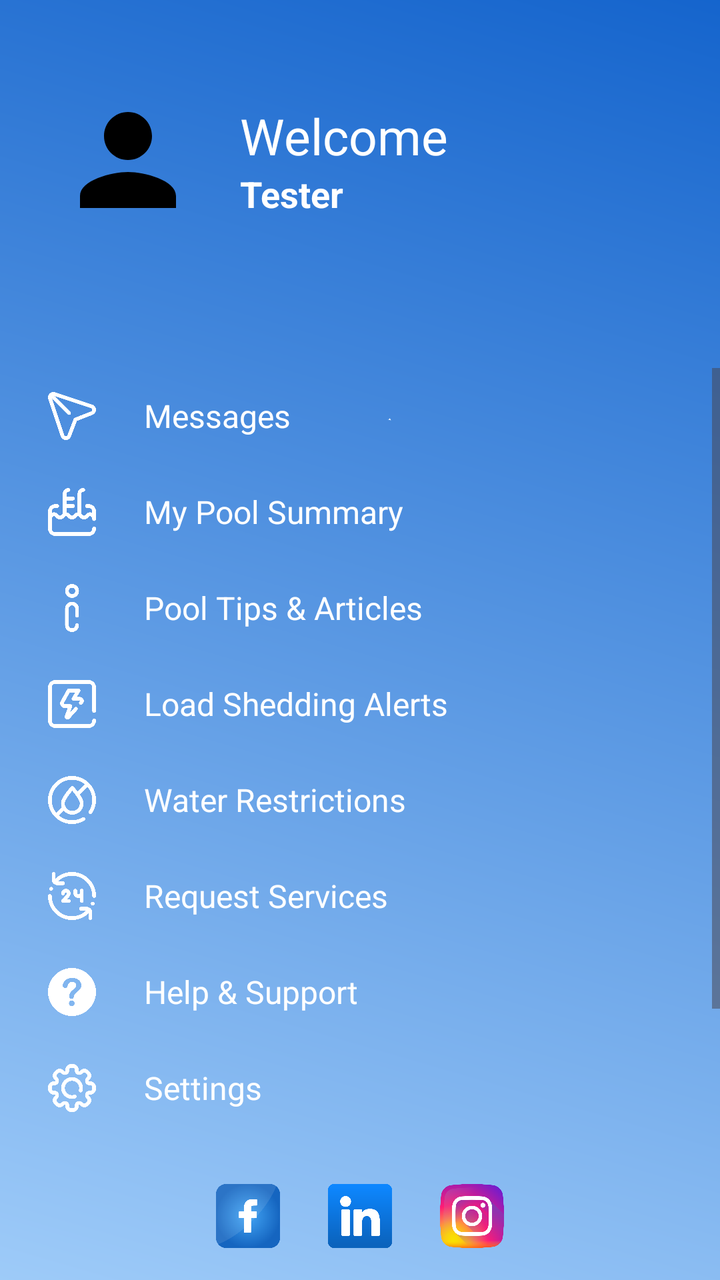
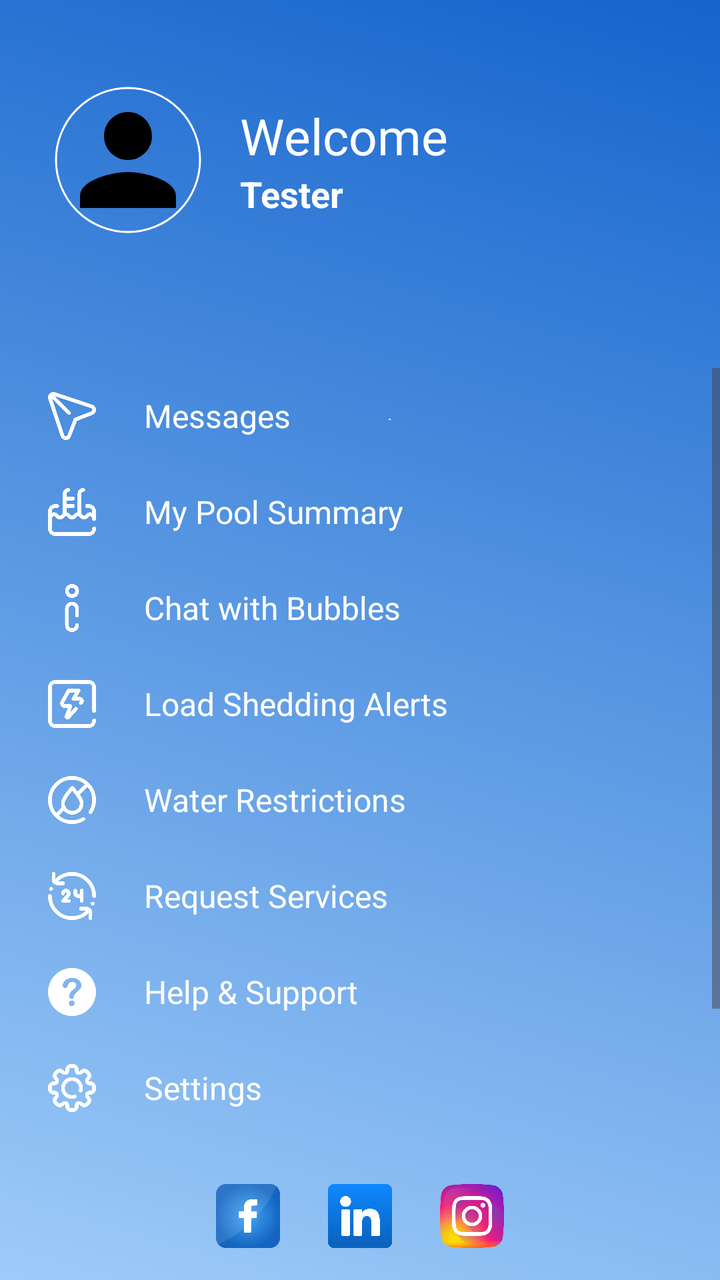

An Android layout rendered at two revisions. The XML below is the earlier revision; the diff shows what the commit changed to produce the second picture.
<!-- AndroidManifest.xml: application theme Theme.PoolApp -->
<!-- res/layout/po_navigation_drawer.xml -->
<?xml version="1.0" encoding="utf-8"?>
<LinearLayout xmlns:android="http://schemas.android.com/apk/res/android"
    xmlns:app="http://schemas.android.com/apk/res-auto"
    android:id="@+id/navDrawerLayout"
    android:layout_width="300dp"
    android:layout_height="match_parent"
    android:layout_gravity="start"
    android:background="@drawable/pbg"
    android:orientation="vertical"
    android:fitsSystemWindows="true">

    <androidx.constraintlayout.widget.ConstraintLayout
        android:id="@+id/cl_nav_header"
        android:layout_width="match_parent"
        android:layout_height="wrap_content"
        android:paddingBottom="48dp"
        android:background="@android:color/transparent">

        <View
            android:id="@+id/top_spacer"
            android:layout_width="match_parent"
            android:layout_height="24dp"
            app:layout_constraintTop_toTopOf="parent"
            app:layout_constraintStart_toStartOf="parent"/>

        <ImageView
            android:id="@+id/nav_profile_image"
            android:layout_width="80dp"
            android:layout_height="80dp"
            android:layout_marginTop="16dp"
            android:src="@drawable/ic_profile_placeholder"
            android:contentDescription="User Profile Image"
            android:scaleType="centerCrop"
            android:padding="4dp"
            app:tint="@null"
            app:layout_constraintTop_toBottomOf="@id/top_spacer"
            app:layout_constraintStart_toStartOf="parent"
            android:layout_marginStart="24dp"/>

        <TextView
            android:id="@+id/nav_welcome_text"
            android:layout_width="0dp"
            android:layout_height="wrap_content"
            android:text="Welcome"
            android:textColor="@color/white"
            android:textSize="25sp"
            android:layout_marginStart="16dp"
            android:layout_marginEnd="24dp"
            app:layout_constraintBottom_toTopOf="@+id/nav_username"
            app:layout_constraintStart_toEndOf="@id/nav_profile_image"
            app:layout_constraintEnd_toEndOf="parent"
            app:layout_constraintVertical_chainStyle="packed"
            app:layout_constraintTop_toTopOf="@+id/nav_profile_image" />

        <TextView
            android:id="@+id/nav_username"
            android:layout_width="0dp"
            android:layout_height="wrap_content"
            android:text="Tester"
            android:textColor="@color/white"
            android:textSize="18sp"
            android:textStyle="bold"
            app:layout_constraintTop_toBottomOf="@id/nav_welcome_text"
            app:layout_constraintStart_toStartOf="@id/nav_welcome_text"
            app:layout_constraintEnd_toEndOf="@id/nav_welcome_text"
            app:layout_constraintBottom_toBottomOf="@+id/nav_profile_image"/>

    </androidx.constraintlayout.widget.ConstraintLayout>

    <ScrollView
        android:layout_width="match_parent"
        android:layout_height="0dp"
        android:layout_weight="1"
        android:clipToPadding="false"
        android:paddingTop="16dp"
        android:paddingBottom="8dp">

        <LinearLayout
            android:layout_width="match_parent"
            android:layout_height="wrap_content"
            android:orientation="vertical"
            android:paddingBottom="16dp">

            <LinearLayout
                android:id="@+id/btnMessages"
                style="@style/NavDrawerMenuItemStyle"
                android:contentDescription="Messages">

                <ImageView
                    android:id="@+id/ivMessagesIcon"
                    style="@style/NavDrawerMenuItemIconStyle"
                    android:src="@drawable/message"
                    app:tint="@color/white" />

                <TextView
                    android:id="@+id/tvMessagesText"
                    style="@style/NavDrawerMenuItemTextStyle"
                    android:text="Messages"
                    android:textColor="@color/white" /> </LinearLayout>

            <LinearLayout
                android:id="@+id/btnSummary"
                style="@style/NavDrawerMenuItemStyle"
                android:contentDescription="My Pool Summary">

                <ImageView
                    android:id="@+id/ivSummaryIcon"
                    style="@style/NavDrawerMenuItemIconStyle"
                    android:src="@drawable/pool"
                    app:tint="@color/white" />

                <TextView
                    android:id="@+id/tvSummaryText"
                    style="@style/NavDrawerMenuItemTextStyle"
                    android:text="My Pool Summary"
                    android:textColor="@color/white" /> </LinearLayout>

            <LinearLayout
                android:id="@+id/btnTips"
                style="@style/NavDrawerMenuItemStyle"
                android:contentDescription="Pool Tips &amp; Articles">

                <ImageView
                    android:id="@+id/ivTipsIcon"
                    style="@style/NavDrawerMenuItemIconStyle"
                    android:src="@drawable/tips"
                    app:tint="@color/white" />

                <TextView
                    android:id="@+id/tvTipsText"
                    style="@style/NavDrawerMenuItemTextStyle"
                    android:text="Pool Tips &amp; Articles"
                    android:textColor="@color/white" /> </LinearLayout>

            <LinearLayout
                android:id="@+id/btnLoadshedding"
                style="@style/NavDrawerMenuItemStyle"
                android:contentDescription="Load Shedding Alerts">

                <ImageView
                    android:id="@+id/ivLoadsheddingIcon"
                    style="@style/NavDrawerMenuItemIconStyle"
                    android:src="@drawable/loadshedding"
                    app:tint="@color/white" />

                <TextView
                    android:id="@+id/tvLoadsheddingText"
                    style="@style/NavDrawerMenuItemTextStyle"
                    android:text="Load Shedding Alerts"
                    android:textColor="@color/white" /> </LinearLayout>


            <LinearLayout
                android:id="@+id/btnRestrictions"
                style="@style/NavDrawerMenuItemStyle"
                android:contentDescription="Water Restrictions">

                <ImageView
                    android:id="@+id/ivRestrictionsIcon"
                    style="@style/NavDrawerMenuItemIconStyle"
                    android:src="@drawable/water_restriction"
                    app:tint="@color/white" />

                <TextView
                    android:id="@+id/tvRestrictionsText"
                    style="@style/NavDrawerMenuItemTextStyle"
                    android:text="Water Restrictions"
                    android:textColor="@color/white" /> </LinearLayout>
            <LinearLayout
                android:id="@+id/btnServiceRequest"
                style="@style/NavDrawerMenuItemStyle"
                android:contentDescription="Request Service">
                <ImageView
                    android:id="@+id/ivServiceRequestIcon"
                    style="@style/NavDrawerMenuItemIconStyle"
                    android:src="@drawable/services"
                    app:tint="@color/white"
                    />

                <TextView
                    android:id="@+id/tvServiceRequestText"
                    style="@style/NavDrawerMenuItemTextStyle"
                    android:text="Request Services"
                    android:textColor="@color/white" /> </LinearLayout>

            <LinearLayout
                android:id="@+id/btnHelp"
                style="@style/NavDrawerMenuItemStyle"
                android:contentDescription="Help &amp; Support">

                <ImageView
                    android:id="@+id/ivHelpIcon"
                    style="@style/NavDrawerMenuItemIconStyle"
                    android:src="@drawable/help"
                    app:tint="@color/white" />

                <TextView
                    android:id="@+id/tvHelpText"
                    style="@style/NavDrawerMenuItemTextStyle"
                    android:text="Help &amp; Support"
                    android:textColor="@color/white" /> </LinearLayout>

            <LinearLayout
                android:id="@+id/btnSettings"
                style="@style/NavDrawerMenuItemStyle"
                android:contentDescription="Settings">

                <ImageView
                    android:id="@+id/ivSettingsIcon"
                    style="@style/NavDrawerMenuItemIconStyle"
                    android:src="@drawable/settings"
                    app:tint="@color/white" />

                <TextView
                    android:id="@+id/tvSettingsText"
                    style="@style/NavDrawerMenuItemTextStyle"
                    android:text="Settings"
                    android:textColor="@color/white" /> </LinearLayout>



            <View android:layout_width="match_parent"
                android:layout_height="1dp"
                android:layout_marginVertical="12dp"
                android:layout_marginHorizontal="16dp"
                android:background="@color/black" /> <LinearLayout
            android:id="@+id/btnRegisterBusiness"
            style="@style/NavDrawerMenuItemStyle"
            android:contentDescription="Register as Business">

            <ImageView
                android:id="@+id/ivBusinessIcon"
                style="@style/NavDrawerMenuItemIconStyle"
                android:src="@drawable/business"
                app:tint="@color/white" />

            <TextView
                android:id="@+id/tvBusinessText"
                style="@style/NavDrawerMenuItemTextStyle"
                android:text="Register as Business"
                android:textColor="@color/white" /> </LinearLayout>

        </LinearLayout>
    </ScrollView>

    <LinearLayout
        android:layout_width="match_parent"
        android:layout_height="wrap_content"
        android:background="@android:color/transparent"
        android:gravity="center"
        android:orientation="horizontal"
        android:paddingVertical="16dp">

        <ImageView
            android:layout_width="32dp"
            android:layout_height="32dp"
            android:layout_marginHorizontal="12dp"
            android:contentDescription="Facebook"
            android:src="@drawable/facebook" />

        <ImageView
            android:layout_width="32dp"
            android:layout_height="32dp"
            android:layout_marginHorizontal="12dp"
            android:contentDescription="LinkedIn"
            android:src="@drawable/linkedin" />

        <ImageView
            android:layout_width="32dp"
            android:layout_height="32dp"
            android:layout_marginHorizontal="12dp"
            android:contentDescription="Instagram"
            android:src="@drawable/instagram" />

    </LinearLayout>

</LinearLayout>
<!-- resources referenced by this layout -->
<resources>
  <color name="black">#FF000000</color>
  <color name="white">#FFFFFFFF</color>
  <!-- drawable business: png bitmap (drawable, 12078 bytes) -->
  <!-- drawable facebook: png bitmap (drawable, 57960 bytes) -->
  <!-- drawable help: png bitmap (drawable, 7880 bytes) -->
  <!-- drawable ic_profile_placeholder (drawable) -->
  <vector android:height="24dp" android:tint="#000000"
      android:viewportHeight="24" android:viewportWidth="24"
      android:width="24dp" xmlns:android="http://schemas.android.com/apk/res/android">
      <path android:fillColor="@android:color/white" android:pathData="M12,12c2.21,0 4,-1.79 4,-4s-1.79,-4 -4,-4 -4,1.79 -4,4 1.79,4 4,4zM12,14c-2.67,0 -8,1.34 -8,4v2h16v-2c0,-2.66 -5.33,-4 -8,-4z"/>
  </vector>
  <!-- drawable instagram: png bitmap (drawable, 150645 bytes) -->
  <!-- drawable linkedin: png bitmap (drawable, 11096 bytes) -->
  <!-- drawable loadshedding: png bitmap (drawable, 17808 bytes) -->
  <!-- drawable message: png bitmap (drawable, 23967 bytes) -->
  <!-- drawable pbg: png bitmap (drawable, 122204 bytes) -->
  <!-- drawable pool: png bitmap (drawable, 17048 bytes) -->
  <!-- drawable services: png bitmap (drawable, 26725 bytes) -->
  <!-- drawable settings: png bitmap (drawable, 33805 bytes) -->
  <!-- drawable tips: png bitmap (drawable, 13449 bytes) -->
  <!-- drawable water_restriction: png bitmap (drawable, 32996 bytes) -->
  <style name="NavDrawerMenuItemIconStyle">
          <item name="android:layout_width">24dp</item>
          <item name="android:layout_height">24dp</item>
          <item name="android:contentDescription">Menu Icon</item>
      </style>
  <style name="NavDrawerMenuItemStyle">
          <item name="android:layout_width">match_parent</item>
          <item name="android:layout_height">wrap_content</item>
          <item name="android:orientation">horizontal</item>
          <item name="android:gravity">center_vertical</item>
          <item name="android:clickable">true</item>
          <item name="android:focusable">true</item>
          <item name="android:background">?attr/selectableItemBackground</item>
          <item name="android:paddingStart">24dp</item>
          <item name="android:paddingEnd">16dp</item>
          <item name="android:paddingVertical">12dp</item>
      </style>
  <style name="NavDrawerMenuItemTextStyle">
          <item name="android:layout_width">0dp</item>
          <item name="android:layout_height">wrap_content</item>
          <item name="android:layout_weight">1</item>
          <item name="android:layout_marginStart">24dp</item>
          <item name="android:textColor">@color/white</item>
          <item name="android:textSize">16sp</item>
      </style>
  <style name="Theme.PoolApp" parent="Theme.Material3.DayNight.NoActionBar">
          <item name="colorPrimary">@color/colorPrimary</item>
          <item name="colorPrimaryVariant">@color/colorPrimaryVariant</item>
          <item name="colorOnPrimary">@color/colorOnPrimary</item>
          <item name="colorSecondary">@color/colorSecondary</item>
          <item name="colorOnSecondary">@color/colorOnSecondary</item>
          <item name="colorSurface">@color/colorSurface</item>
          <item name="colorOnSurface">@color/colorOnSurface</item>
          <item name="android:statusBarColor" tools:targetApi="l">?attr/colorPrimaryVariant</item>
      </style>
  <color name="colorPrimary">#096ca7</color>
  <color name="colorPrimaryVariant">#034b75</color>
  <color name="colorOnPrimary">#FFFFFF</color>
  <color name="colorSecondary">#0A57FF</color>
  <color name="colorOnSecondary">#FFFFFF</color>
  <color name="colorSurface">#FFFFFF</color>
  <color name="colorOnSurface">#1C1B1F</color>
</resources>

<!-- the commit's change to res/layout/po_navigation_drawer.xml (unified diff, before → after) -->
@@ -23,7 +23,7 @@
             app:layout_constraintTop_toTopOf="parent"
             app:layout_constraintStart_toStartOf="parent"/>
 
-        <ImageView
+        <com.google.android.material.imageview.ShapeableImageView
             android:id="@+id/nav_profile_image"
             android:layout_width="80dp"
             android:layout_height="80dp"
@@ -35,7 +35,12 @@
             app:tint="@null"
             app:layout_constraintTop_toBottomOf="@id/top_spacer"
             app:layout_constraintStart_toStartOf="parent"
-            android:layout_marginStart="24dp"/>
+            android:layout_marginStart="24dp"
+
+            app:shapeAppearanceOverlay="@style/ShapeAppearanceOverlay.App.CornerSize50Percent"
+            app:strokeWidth="1dp"
+            app:strokeColor="@color/white"
+            />
 
         <TextView
             android:id="@+id/nav_welcome_text"
@@ -116,20 +121,20 @@
                     android:textColor="@color/white" /> </LinearLayout>
 
             <LinearLayout
-                android:id="@+id/btnTips"
-                style="@style/NavDrawerMenuItemStyle"
-                android:contentDescription="Pool Tips &amp; Articles">
-
-                <ImageView
-                    android:id="@+id/ivTipsIcon"
+                android:id="@+id/btnBubbles"
+                style="@style/NavDrawerMenuItemStyle"
+                android:contentDescription="Chat with Bubbles">
+
+                <ImageView
+                    android:id="@+id/ivBubblesIcon"
                     style="@style/NavDrawerMenuItemIconStyle"
                     android:src="@drawable/tips"
                     app:tint="@color/white" />
 
                 <TextView
-                    android:id="@+id/tvTipsText"
-                    style="@style/NavDrawerMenuItemTextStyle"
-                    android:text="Pool Tips &amp; Articles"
+                    android:id="@+id/tvBubblesText"
+                    style="@style/NavDrawerMenuItemTextStyle"
+                    android:text="Chat with Bubbles"
                     android:textColor="@color/white" /> </LinearLayout>
 
             <LinearLayout
@@ -231,13 +236,13 @@
             <ImageView
                 android:id="@+id/ivBusinessIcon"
                 style="@style/NavDrawerMenuItemIconStyle"
-                android:src="@drawable/business"
+                android:src="@drawable/profile"
                 app:tint="@color/white" />
 
             <TextView
                 android:id="@+id/tvBusinessText"
                 style="@style/NavDrawerMenuItemTextStyle"
-                android:text="Register as Business"
+                android:text="Logout"
                 android:textColor="@color/white" /> </LinearLayout>
 
         </LinearLayout>
<!-- resource entries referenced after the edit -->
@@ -2,7 +2,6 @@
 <resources>
   <color name="black">#FF000000</color>
   <color name="white">#FFFFFFFF</color>
-  <!-- drawable business: png bitmap (drawable, 12078 bytes) -->
   <!-- drawable facebook: png bitmap (drawable, 57960 bytes) -->
   <!-- drawable help: png bitmap (drawable, 7880 bytes) -->
   <!-- drawable ic_profile_placeholder (drawable) -->
@@ -17,6 +16,7 @@
   <!-- drawable message: png bitmap (drawable, 23967 bytes) -->
   <!-- drawable pbg: png bitmap (drawable, 122204 bytes) -->
   <!-- drawable pool: png bitmap (drawable, 17048 bytes) -->
+  <!-- drawable profile: png bitmap (drawable, 22789 bytes) -->
   <!-- drawable services: png bitmap (drawable, 26725 bytes) -->
   <!-- drawable settings: png bitmap (drawable, 33805 bytes) -->
   <!-- drawable tips: png bitmap (drawable, 13449 bytes) -->
@@ -46,6 +46,10 @@
           <item name="android:textColor">@color/white</item>
           <item name="android:textSize">16sp</item>
       </style>
+  <style name="ShapeAppearanceOverlay.App.CornerSize50Percent" parent="">
+          <item name="cornerFamily">rounded</item>
+          <item name="cornerSize">50%</item>
+      </style>
   <style name="Theme.PoolApp" parent="Theme.Material3.DayNight.NoActionBar">
           <item name="colorPrimary">@color/colorPrimary</item>
           <item name="colorPrimaryVariant">@color/colorPrimaryVariant</item>
